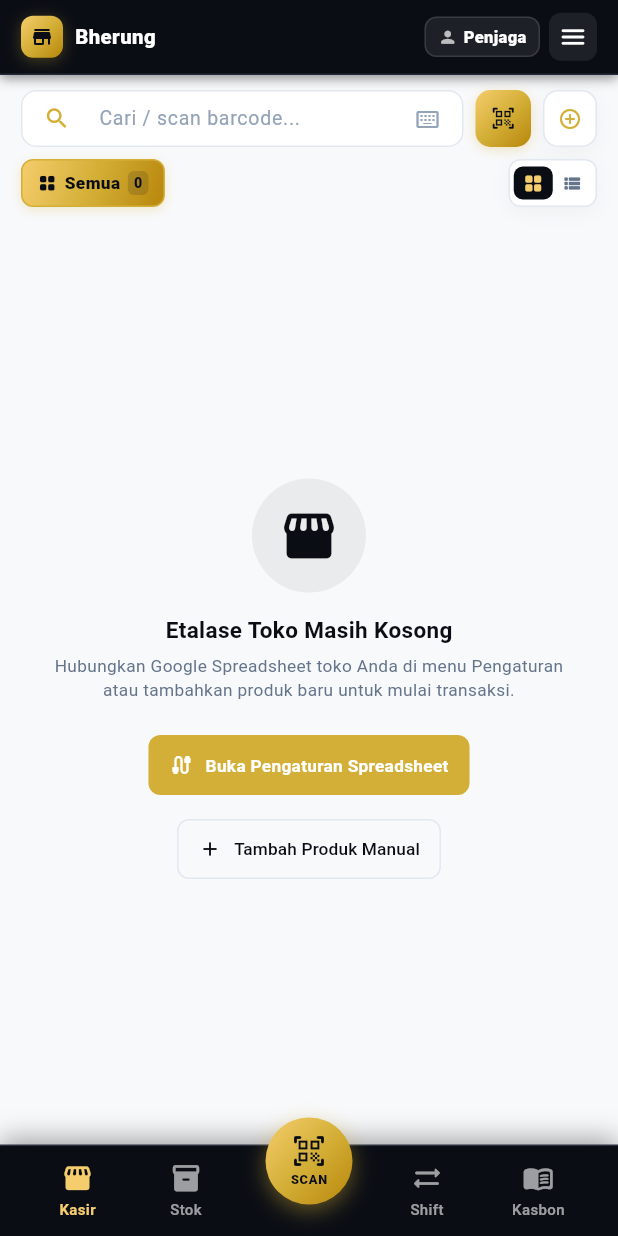
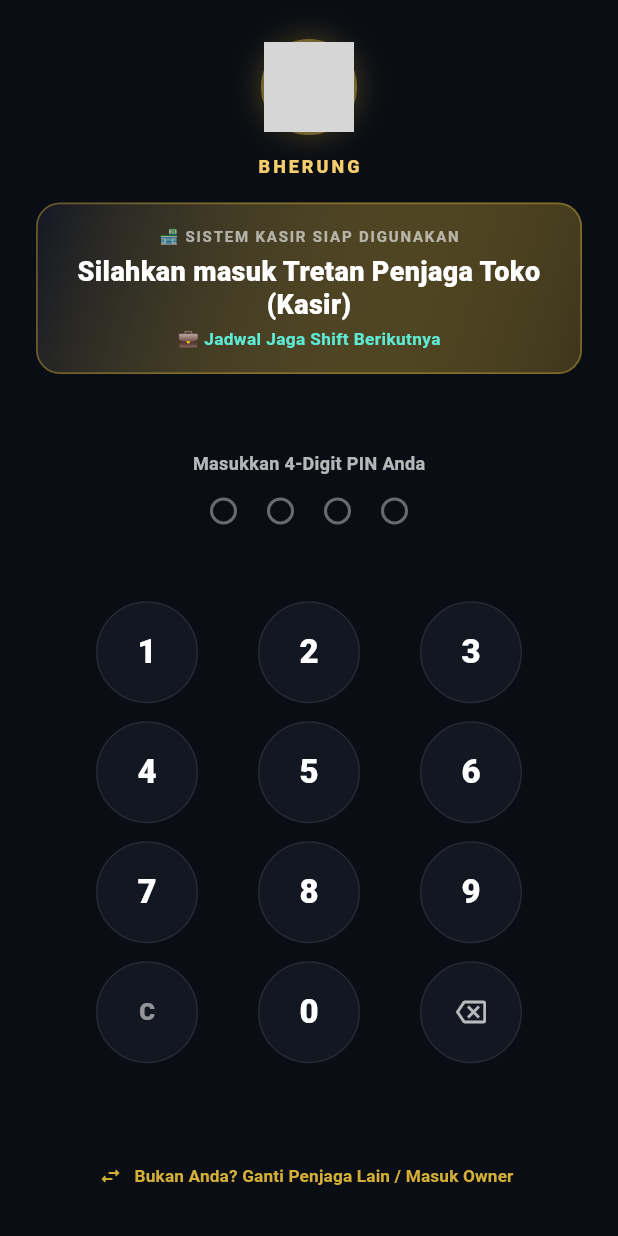
Before and after one commit to crediblemark-official/Bherung, a Flutter app: the screen it shows after launch, on a phone screen of 412 x 824 dp. Run offline on Flutter 3.47's test engine with Material 3 defaults, Android fonts, the phone set to English and light mode, and no system bars; our stand-ins replace audioplayers, google_sign_in, googleapis_auth, shared_preferences; missing offline and left inert: mobile_scanner; accounts and stored records are empty; key blocks and very long unbroken strings in the code were emptied for the run; grey boxes are pictures that could not be loaded.

Commit message:
feat: Implement PIN Login Lock Screen with Madura greeting for scheduled incoming cashier and require Owner authorization for shift handover

```diff
--- /dev/null
+++ b/lib/screens/pin_login_lock_screen.dart
@@ -0,0 +1,429 @@
+import 'package:flutter/material.dart';
+import 'package:flutter/services.dart';
+import '../models/product.dart';
+import '../services/inventory_storage_service.dart';
+import '../theme/app_theme.dart';
+
+class PinLoginLockScreen extends StatefulWidget {
+  final List<AppUser> users;
+  final AppUser? scheduledUser;
+  final String storeName;
+  final Function(AppUser authenticatedUser) onAuthenticated;
+
+  const PinLoginLockScreen({
+    super.key,
+    required this.users,
+    this.scheduledUser,
+    this.storeName = 'Bherung POS',
+    required this.onAuthenticated,
+  });
+
+  @override
+  State<PinLoginLockScreen> createState() => _PinLoginLockScreenState();
+}
+
+class _PinLoginLockScreenState extends State<PinLoginLockScreen> with SingleTickerProviderStateMixin {
+  String _pin = '';
+  String? _errorMessage;
+  late AppUser? _currentScheduledUser;
+  late AnimationController _shakeController;
+
+  @override
+  void initState() {
+    super.initState();
+    _currentScheduledUser = widget.scheduledUser ??
+        widget.users.where((u) => !u.isOwner && u.isActive).firstOrNull ??
+        widget.users.firstOrNull;
+
+    _shakeController = AnimationController(
+      vsync: this,
+      duration: const Duration(milliseconds: 400),
+    );
+  }
+
+  @override
+  void dispose() {
+    _shakeController.dispose();
+    super.dispose();
+  }
+
+  void _onKeyPress(String val) {
+    if (_pin.length < 4) {
+      HapticFeedback.lightImpact();
+      setState(() {
+        _pin += val;
+        _errorMessage = null;
+      });
+
+      if (_pin.length == 4) {
+        _validatePin();
+      }
+    }
+  }
+
+  void _onBackspace() {
+    if (_pin.isNotEmpty) {
+      HapticFeedback.lightImpact();
+      setState(() {
+        _pin = _pin.substring(0, _pin.length - 1);
+        _errorMessage = null;
+      });
+    }
+  }
+
+  void _onClear() {
+    HapticFeedback.mediumImpact();
+    setState(() {
+      _pin = '';
+      _errorMessage = null;
+    });
+  }
+
+  Future<void> _validatePin() async {
+    final cleanPin = _pin.trim();
+    AppUser? matchedUser;
+
+    for (final u in widget.users) {
+      if (u.isActive && u.pin.trim() == cleanPin) {
+        matchedUser = u;
+        break;
+      }
+    }
+
+    if (matchedUser != null) {
+      HapticFeedback.heavyImpact();
+      // Simpan user aktif sebagai user yang baru saja login
+      await InventoryStorageService().saveScheduledNextUser(matchedUser);
+
+      if (mounted) {
+        widget.onAuthenticated(matchedUser);
+      }
+    } else {
+      HapticFeedback.vibrate();
+      _shakeController.forward(from: 0.0);
+      setState(() {
+        _errorMessage = 'PIN Salah! Silakan periksa kembali PIN Anda.';
+        _pin = '';
+      });
+    }
+  }
+
+  void _showSwitchUserModal() {
+    showModalBottomSheet(
+      context: context,
+      backgroundColor: Colors.transparent,
+      builder: (ctx) => Container(
+        padding: const EdgeInsets.all(20),
+        decoration: const BoxDecoration(
+          color: AppTheme.surfaceDark,
+          borderRadius: BorderRadius.vertical(top: Radius.circular(20)),
+        ),
+        child: Column(
+          mainAxisSize: MainAxisSize.min,
+          crossAxisAlignment: CrossAxisAlignment.start,
+          children: [
+            Row(
+              mainAxisAlignment: MainAxisAlignment.spaceBetween,
+              children: [
+                const Text(
+                  'Pilih Penjaga Toko / Shift',
+                  style: TextStyle(color: Colors.white, fontSize: 16, fontWeight: FontWeight.bold),
+                ),
+                IconButton(
+                  icon: const Icon(Icons.close_rounded, color: Colors.white70),
+                  onPressed: () => Navigator.pop(ctx),
+                ),
+              ],
+            ),
+            const SizedBox(height: 10),
+            ListView.separated(
+              shrinkWrap: true,
+              itemCount: widget.users.length,
+              separatorBuilder: (c, i) => const Divider(color: Colors.white12),
+              itemBuilder: (c, i) {
+                final u = widget.users[i];
+                final isSelected = _currentScheduledUser?.id == u.id;
+                return ListTile(
+                  contentPadding: EdgeInsets.zero,
+                  leading: CircleAvatar(
+                    backgroundColor: u.isOwner ? AppTheme.primaryGold : AppTheme.primaryTeal,
+                    child: Icon(
+                      u.isOwner ? Icons.workspace_premium_rounded : Icons.person_rounded,
+                      color: AppTheme.primaryDark,
+                      size: 20,
+                    ),
+                  ),
+                  title: Text(
+                    u.name,
+                    style: const TextStyle(color: Colors.white, fontWeight: FontWeight.bold, fontSize: 14),
+                  ),
+                  subtitle: Text(
+                    u.isOwner ? '👑 Pemilik Toko (Akses Penuh)' : '💼 Penjaga Toko (Kasir)',
+                    style: TextStyle(color: u.isOwner ? AppTheme.primaryGold : Colors.white60, fontSize: 11),
+                  ),
+                  trailing: isSelected ? const Icon(Icons.check_circle_rounded, color: AppTheme.primaryGold) : null,
+                  onTap: () {
+                    setState(() {
+                      _currentScheduledUser = u;
+                      _pin = '';
+                      _errorMessage = null;
+                    });
+                    Navigator.pop(ctx);
+                  },
+                );
+              },
+            ),
+            const SizedBox(height: 10),
+          ],
+        ),
+      ),
+    );
+  }
+
+  @override
+  Widget build(BuildContext context) {
+    final targetName = _currentScheduledUser?.name ?? 'Tretan Kasir';
+
+    return Scaffold(
+      backgroundColor: AppTheme.primaryDark,
+      body: SafeArea(
+        child: Center(
+          child: ConstrainedBox(
+            constraints: const BoxConstraints(maxWidth: 420),
+            child: Padding(
+              padding: const EdgeInsets.symmetric(horizontal: 24, vertical: 16),
+              child: Column(
+                mainAxisAlignment: MainAxisAlignment.spaceBetween,
+                children: [
+                  // 1. Header & Greeting
+                  Column(
+                    children: [
+                      const SizedBox(height: 10),
+                      // App Icon
+                      Container(
+                        width: 64,
+                        height: 64,
+                        decoration: BoxDecoration(
+                          shape: BoxShape.circle,
+                          color: AppTheme.surfaceDark,
+                          border: Border.all(color: AppTheme.primaryGold.withValues(alpha: 0.5), width: 2),
+                          boxShadow: [
+                            BoxShadow(
+                              color: AppTheme.primaryGold.withValues(alpha: 0.25),
+                              blurRadius: 16,
+                              spreadRadius: 2,
+                            ),
+                          ],
+                        ),
+                        child: ClipOval(
+                          child: Image.asset(
+                            'assets/images/bherung_logo.png',
+                            fit: BoxFit.cover,
+                            errorBuilder: (c, e, s) => const Icon(
+                              Icons.storefront_rounded,
+                              color: AppTheme.primaryGold,
+                              size: 32,
+                            ),
+                          ),
+                        ),
+                      ),
+                      const SizedBox(height: 12),
+                      Text(
+                        widget.storeName.toUpperCase(),
+                        style: const TextStyle(
+                          color: AppTheme.goldAccent,
+                          fontSize: 12,
+                          fontWeight: FontWeight.w900,
+                          letterSpacing: 2,
+                        ),
+                      ),
+                      const SizedBox(height: 16),
+
+                      // Welcoming Madura Card
+                      Container(
+                        width: double.infinity,
+                        padding: const EdgeInsets.symmetric(horizontal: 16, vertical: 14),
+                        decoration: BoxDecoration(
+                          gradient: LinearGradient(
+                            colors: [
+                              AppTheme.surfaceDark,
+                              AppTheme.primaryTeal.withValues(alpha: 0.25),
+                            ],
+                            begin: Alignment.topLeft,
+                            end: Alignment.bottomRight,
+                          ),
+                          borderRadius: BorderRadius.circular(16),
+                          border: Border.all(color: AppTheme.primaryGold.withValues(alpha: 0.4), width: 1.2),
+                          boxShadow: AppTheme.softShadow,
+                        ),
+                        child: Column(
+                          children: [
+                            const Text(
+                              '🏪 SISTEM KASIR SIAP DIGUNAKAN',
+                              style: TextStyle(color: Colors.white60, fontSize: 10, fontWeight: FontWeight.bold, letterSpacing: 1.2),
+                            ),
+                            const SizedBox(height: 6),
+                            Text(
+                              'Silahkan masuk Tretan $targetName',
+                              textAlign: TextAlign.center,
+                              style: const TextStyle(
+                                color: Colors.white,
+                                fontSize: 18,
+                                fontWeight: FontWeight.w900,
+                                height: 1.2,
+                              ),
+                            ),
+                            const SizedBox(height: 4),
+                            Text(
+                              _currentScheduledUser?.isOwner == true
+                                  ? '👑 Akun Pemilik Toko (Akses Penuh)'
+                                  : '💼 Jadwal Jaga Shift Berikutnya',
+                              style: TextStyle(
+                                color: _currentScheduledUser?.isOwner == true ? AppTheme.primaryGold : const Color(0xFF5EEAD4),
+                                fontSize: 11.5,
+                                fontWeight: FontWeight.w700,
+                              ),
+                            ),
+                          ],
+                        ),
+                      ),
+                    ],
+                  ),
+
+                  // 2. PIN Dots Display & Error
+                  Column(
+                    children: [
+                      const Text(
+                        'Masukkan 4-Digit PIN Anda',
+                        style: TextStyle(color: Colors.white70, fontSize: 12, fontWeight: FontWeight.w600),
+                      ),
+                      const SizedBox(height: 14),
+
+                      // Animated PIN Dots
+                      AnimatedBuilder(
+                        animation: _shakeController,
+                        builder: (context, child) {
+                          final offset = _shakeController.value == 0
+                              ? 0.0
+                              : (10.0 * (1 - _shakeController.value) * ((_shakeController.value * 6).round() % 2 == 0 ? 1 : -1));
+                          return Transform.translate(
+                            offset: Offset(offset, 0),
+                            child: child,
+                          );
+                        },
+                        child: Row(
+                          mainAxisAlignment: MainAxisAlignment.center,
+                          children: List.generate(4, (index) {
+                            final isFilled = index < _pin.length;
+                            return Container(
+                              margin: const EdgeInsets.symmetric(horizontal: 10),
+                              width: 18,
+                              height: 18,
+                              decoration: BoxDecoration(
+                                shape: BoxShape.circle,
+                                color: isFilled ? AppTheme.primaryGold : Colors.transparent,
+                                border: Border.all(
+                                  color: isFilled ? AppTheme.primaryGold : Colors.white38,
+                                  width: 2,
+                                ),
+                                boxShadow: isFilled
+                                    ? [
+                                        BoxShadow(
+                                          color: AppTheme.primaryGold.withValues(alpha: 0.5),
+                                          blurRadius: 10,
+                                          spreadRadius: 2,
+                                        )
+                                      ]
+                                    : null,
+                              ),
+                            );
+                          }),
+                        ),
+                      ),
+
+                      if (_errorMessage != null) ...[
+                        const SizedBox(height: 12),
+                        Text(
+                          _errorMessage!,
+                          style: const TextStyle(color: Color(0xFFF87171), fontSize: 11.5, fontWeight: FontWeight.bold),
+                          textAlign: TextAlign.center,
+                        ),
+                      ],
+                    ],
+                  ),
+
+                  // 3. Custom Numpad
+                  Column(
+                    children: [
+                      _buildNumpadRow(['1', '2', '3']),
+                      const SizedBox(height: 12),
+                      _buildNumpadRow(['4', '5', '6']),
+                      const SizedBox(height: 12),
+                      _buildNumpadRow(['7', '8', '9']),
+                      const SizedBox(height: 12),
+                      _buildNumpadRow(['C', '0', '⌫']),
+                    ],
+                  ),
+
+                  // 4. Footer Switch User Button
+                  TextButton.icon(
+                    onPressed: _showSwitchUserModal,
+                    icon: const Icon(Icons.swap_horiz_rounded, size: 16, color: AppTheme.primaryGold),
+                    label: const Text(
+                      'Bukan Anda? Ganti Penjaga Lain / Masuk Owner',
+                      style: TextStyle(color: AppTheme.primaryGold, fontSize: 11.5, fontWeight: FontWeight.w700),
+                    ),
+                  ),
+                ],
+              ),
+            ),
+          ),
+        ),
+      ),
+    );
+  }
+
+  Widget _buildNumpadRow(List<String> keys) {
+    return Row(
+      mainAxisAlignment: MainAxisAlignment.spaceEvenly,
+      children: keys.map((key) {
+        if (key == 'C') {
+          return _buildNumpadButton(
+            child: const Text('C', style: TextStyle(fontSize: 16, fontWeight: FontWeight.w900, color: Colors.white54)),
+            onTap: _onClear,
+          );
+        } else if (key == '⌫') {
+          return _buildNumpadButton(
+            child: const Icon(Icons.backspace_outlined, size: 20, color: Colors.white70),
+            onTap: _onBackspace,
+          );
+        } else {
+          return _buildNumpadButton(
+            child: Text(
+              key,
+              style: const TextStyle(fontSize: 22, fontWeight: FontWeight.w900, color: Colors.white),
+            ),
+            onTap: () => _onKeyPress(key),
+          );
+        }
+      }).toList(),
+    );
+  }
+
+  Widget _buildNumpadButton({required Widget child, required VoidCallback onTap}) {
+    return InkWell(
+      onTap: onTap,
+      borderRadius: BorderRadius.circular(35),
+      child: Container(
+        width: 68,
+        height: 68,
+        decoration: BoxDecoration(
+          shape: BoxShape.circle,
+          color: AppTheme.surfaceDark.withValues(alpha: 0.9),
+          border: Border.all(color: Colors.white.withValues(alpha: 0.08)),
+        ),
+        child: Center(child: child),
+      ),
+    );
+  }
+}
```
Also changed, not shown: lib/screens/pos_dashboard_screen.dart (+43 -32 lines), lib/screens/shift_handover_screen.dart (+90 -1 lines), lib/services/inventory_storage_service.dart (+25 -0 lines), lib/widgets/header_bar.dart (+12 -0 lines).
